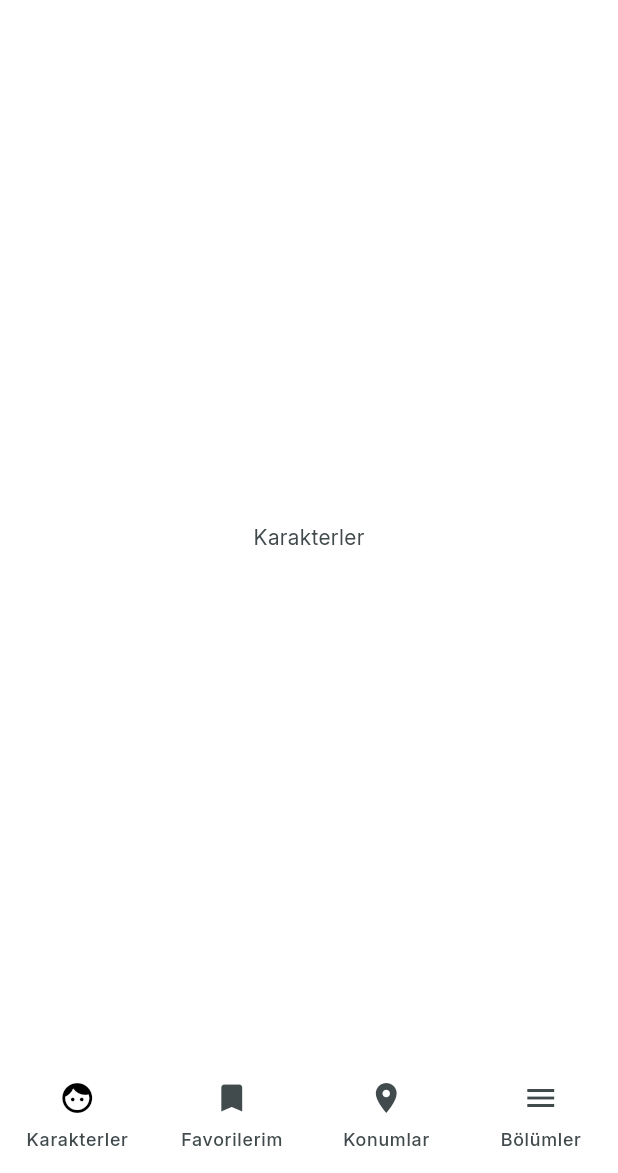
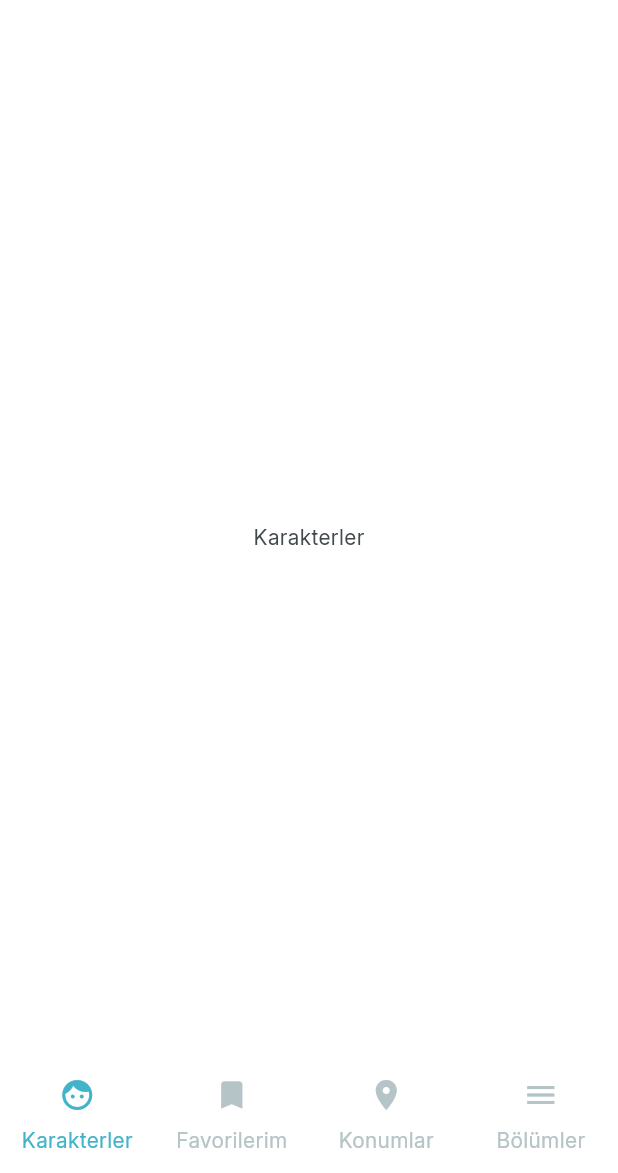
Before and after one commit to SLAYER3547/rickandmortyapp, a Flutter app: the screen it shows after launch, on a phone screen of 412 x 824 dp, the part 63-1236 px from its top. Run offline on Flutter 3.47's test engine with Material 3 defaults, Android fonts, the phone set to English and light mode, and no system bars; our stand-ins replace go_router.

Commit message:
bottom navigaion bar menu icon and label colors are changed

```diff
--- a/lib/views/app_view.dart
+++ b/lib/views/app_view.dart
@@ -10,19 +10,60 @@ class AppView extends StatelessWidget {
     return Scaffold(
       appBar: _appBarWidget(),
       body: navigationShell,
-      bottomNavigationBar: NavigationBar(
-          selectedIndex: navigationShell.currentIndex,
-          onDestinationSelected: navigationShell.goBranch,
-          indicatorColor: Colors.transparent,
-          destinations: [
-            NavigationDestination(icon: Icon(Icons.face), label: 'Karakterler'),
-            NavigationDestination(
-                icon: Icon(Icons.bookmark), label: 'Favorilerim'),
-            NavigationDestination(
-                icon: Icon(Icons.location_on), label: 'Konumlar'),
-            NavigationDestination(icon: Icon(Icons.menu), label: 'Bölümler'),
-          ]),
+      bottomNavigationBar: NavigationBarTheme(
+        data: NavigationBarThemeData(
+            labelTextStyle: WidgetStateTextStyle.resolveWith(
+          (states) {
+            if (states.contains(WidgetState.selected)) {
+              return TextStyle(color: Theme.of(context).colorScheme.primary);
+            } else {
+              return TextStyle(color: Theme.of(context).colorScheme.tertiary);
+            }
+          },
+        )),
+        child: NavigationBar(
+            selectedIndex: navigationShell.currentIndex,
+            onDestinationSelected: navigationShell.goBranch,
+            indicatorColor: Colors.transparent,
+            destinations: [
+              _menuItem(context,
+                  index: 0,
+                  currentIndex: navigationShell.currentIndex,
+                  label: 'Karakterler',
+                  icon: Icons.face),
+              _menuItem(context,
+                  index: 1,
+                  currentIndex: navigationShell.currentIndex,
+                  label: 'Favorilerim',
+                  icon: Icons.bookmark),
+              _menuItem(context,
+                  index: 2,
+                  currentIndex: navigationShell.currentIndex,
+                  label: 'Konumlar',
+                  icon: Icons.location_on),
+              _menuItem(context,
+                  index: 3,
+                  currentIndex: navigationShell.currentIndex,
+                  label: 'Bölümler',
+                  icon: Icons.menu),
+            ]),
+      ),
     );
+  }
+
+  Widget _menuItem(BuildContext context,
+      {required int index,
+      required int currentIndex,
+      required String label,
+      required IconData icon}) {
+    return NavigationDestination(
+        icon: Icon(
+          icon,
+          color: currentIndex == index
+              ? Theme.of(context).colorScheme.primary
+              : Theme.of(context).colorScheme.tertiary,
+        ),
+        label: label);
   }
 
   AppBar _appBarWidget() {
```
